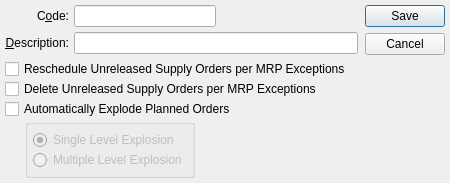
knowhow/xtuple, file guiclient/plannerCode.ui: the form before one commit.
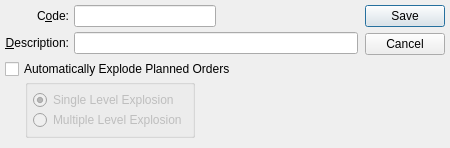
The form after the commit. Custom widgets are drawn as their Qt base class.

The edit to the form file:
```diff
--- a/guiclient/plannerCode.ui
+++ b/guiclient/plannerCode.ui
@@ -14,7 +14,7 @@
     <x>0</x>
     <y>0</y>
     <width>450</width>
-    <height>155</height>
+    <height>148</height>
    </rect>
   </property>
   <property name="windowTitle">
@@ -118,20 +118,6 @@
          <property name="spacing">
           <number>0</number>
          </property>
-         <item>
-          <widget class="QCheckBox" name="_mrpexcpResched">
-           <property name="text">
-            <string>Reschedule Unreleased Supply Orders per MRP Exceptions</string>
-           </property>
-          </widget>
-         </item>
-         <item>
-          <widget class="QCheckBox" name="_mrpexcpDelete">
-           <property name="text">
-            <string>Delete Unreleased Supply Orders per MRP Exceptions</string>
-           </property>
-          </widget>
-         </item>
          <item>
           <widget class="QCheckBox" name="_autoExplode">
            <property name="text">
```
Left out of the diff: 2 changed lines with no effect on the pictures.
